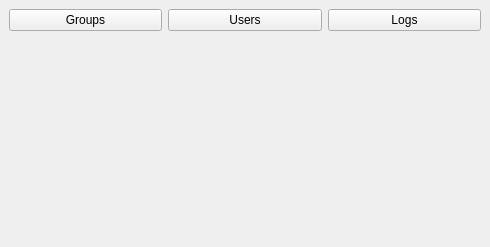
Qt form server/gui/mainwindow.ui (EPecherkin/diplom) before a commit.
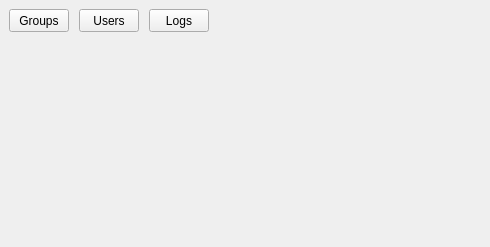
The same form after that commit.

Diff of the .ui file:
```diff
--- a/server/gui/mainwindow.ui
+++ b/server/gui/mainwindow.ui
@@ -14,16 +14,56 @@
    <string>MainWindow</string>
   </property>
   <widget class="QWidget" name="centralwidget">
-   <layout class="QGridLayout" name="gridLayout">
-    <item row="0" column="1">
+   <layout class="QVBoxLayout" name="verticalLayout">
+    <item>
+     <widget class="QWidget" name="widget" native="true">
+      <property name="minimumSize">
+       <size>
+        <width>200</width>
+        <height>25</height>
+       </size>
+      </property>
+      <property name="maximumSize">
+       <size>
+        <width>200</width>
+        <height>25</height>
+       </size>
+      </property>
+      <widget class="QPushButton" name="logsPB">
+       <property name="geometry">
+        <rect>
+         <x>140</x>
+         <y>0</y>
+         <width>60</width>
+         <height>23</height>
+        </rect>
+       </property>
+       <property name="text">
+        <string>Logs</string>
+       </property>
+      </widget>
      <widget class="QPushButton" name="usersPB">
+       <property name="geometry">
+        <rect>
+         <x>70</x>
+         <y>0</y>
+         <width>60</width>
+         <height>23</height>
+        </rect>
+       </property>
       <property name="text">
        <string>Users</string>
       </property>
      </widget>
-    </item>
-    <item row="0" column="0">
      <widget class="QPushButton" name="groupsPB">
+       <property name="geometry">
+        <rect>
+         <x>0</x>
+         <y>0</y>
+         <width>60</width>
+         <height>23</height>
+        </rect>
+       </property>
       <property name="sizePolicy">
        <sizepolicy hsizetype="Minimum" vsizetype="Fixed">
         <horstretch>0</horstretch>
@@ -34,16 +74,10 @@
        <string>Groups</string>
       </property>
      </widget>
-    </item>
-    <item row="0" column="2">
-     <widget class="QPushButton" name="logsPB">
-      <property name="text">
-       <string>Logs</string>
-      </property>
      </widget>
     </item>
-    <item row="1" column="0" colspan="3">
-     <widget class="QWidget" name="widget" native="true"/>
+    <item>
+     <widget class="QWidget" name="widget_2" native="true"/>
     </item>
    </layout>
   </widget>
```
Lines whose indentation alone changed are shown as unchanged.
